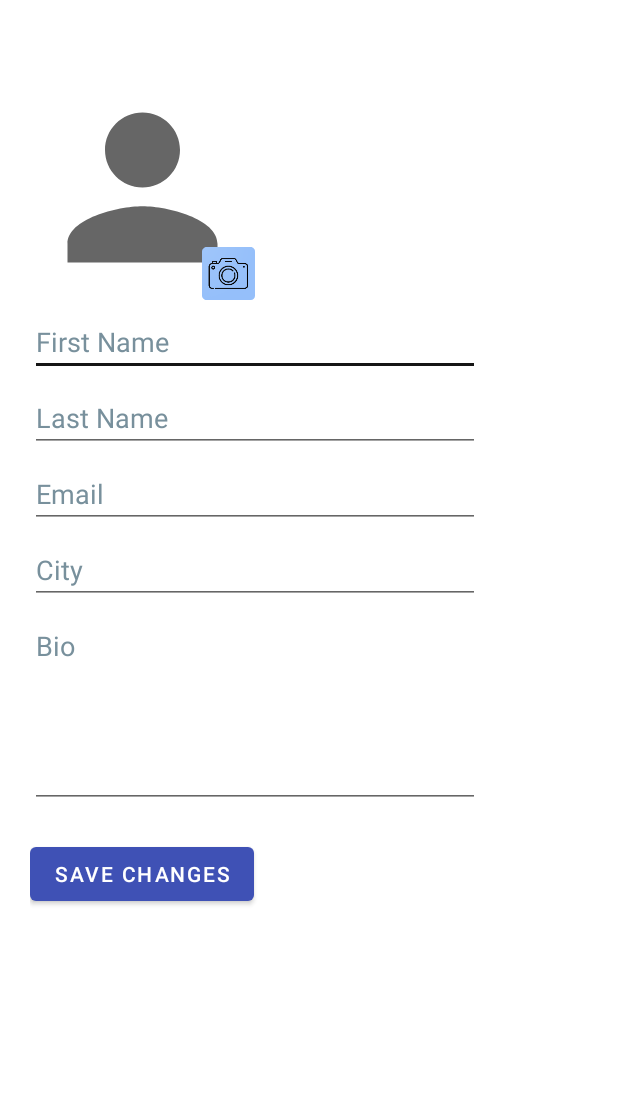
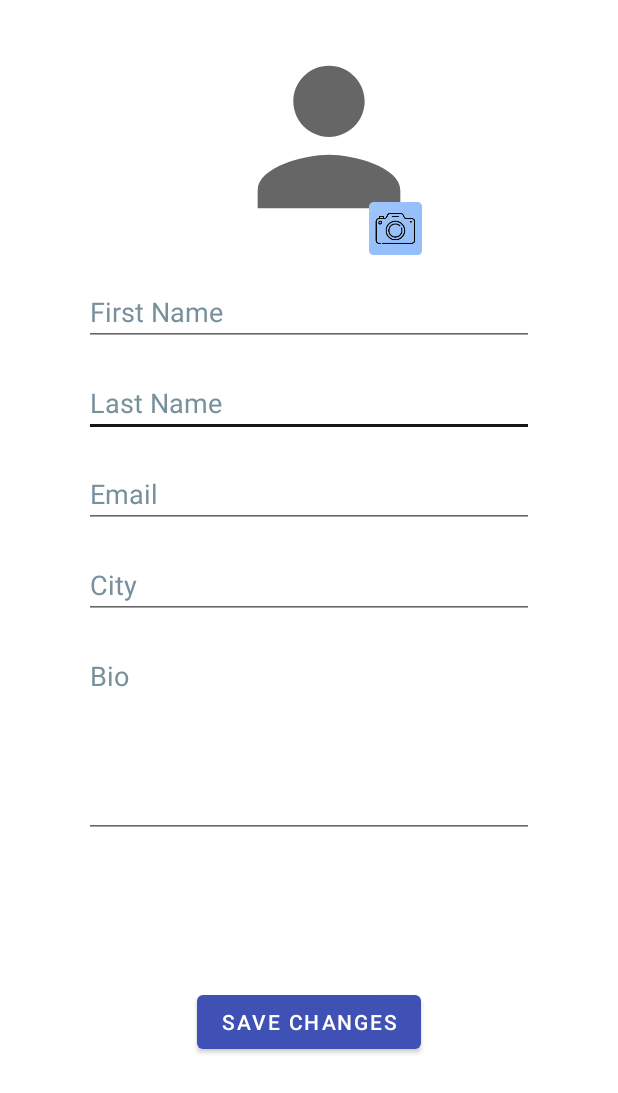
Before and after one commit to EventWithMe/EventWithMe, an Android app: the EditProfileActivity screen opened directly, with no data from a screen before it, on a phone screen of 412 x 824 dp. Shown: the top 1093 px of the screen. Run offline under Robolectric (Android 15) with nearby library versions, the phone set to English and light mode, and no system bars; libraries missing offline, so code that uses them is left out: com.parse; network calls fail; pictures from the network do not load; Roboto replaces fonts that are not available here; 7 statements that could not run were skipped.

Commit message:
fixed edit profile UI and added swipe to remove functionality to favorites

```diff
--- a/app/src/main/java/com/example/eventwithus/adapters/MyEventAdapter.java
+++ b/app/src/main/java/com/example/eventwithus/adapters/MyEventAdapter.java
@@ -67,7 +67,6 @@ public class MyEventAdapter extends RecyclerView.Adapter<MyEventAdapter.ViewHold
         private TextView tvTime_f2;
         private TextView tvVenue_f2;
         private TextView tvCity_f2;
-        private Button btnChatRsvp;
         private CardView favorites_card2;
 
         // We also create a constructor that accepts the entire item row
@@ -82,7 +81,6 @@ public class MyEventAdapter extends RecyclerView.Adapter<MyEventAdapter.ViewHold
             tvTime_f2 = itemView.findViewById(R.id.tvTime_f2);
             tvVenue_f2 = itemView.findViewById(R.id.tvVenue_f2);
             tvCity_f2 = itemView.findViewById(R.id.tvCity_f2);
-            btnChatRsvp = itemView.findViewById(R.id.btnChatRsvp);
             favorites_card2 = itemView.findViewById(R.id.favorites_card2);
 
             itemView.setOnClickListener(this);
--- a/app/src/main/java/com/example/eventwithus/fragments/RsvpFragment.java
+++ b/app/src/main/java/com/example/eventwithus/fragments/RsvpFragment.java
@@ -9,12 +9,14 @@ import androidx.annotation.NonNull;
 import androidx.annotation.Nullable;
 import androidx.appcompat.app.AppCompatActivity;
 import androidx.fragment.app.Fragment;
+import androidx.recyclerview.widget.ItemTouchHelper;
 import androidx.recyclerview.widget.LinearLayoutManager;
 import androidx.recyclerview.widget.RecyclerView;
 
 import com.example.eventwithus.R;
 import com.example.eventwithus.adapters.MyEventAdapter;
 import com.example.eventwithus.models.EventHelper;
+import com.google.android.material.snackbar.Snackbar;
 import com.parse.ParseUser;
 
 import java.util.List;
@@ -63,5 +65,53 @@ public class RsvpFragment extends Fragment {
 
         recyclerView.setAdapter(myEventAdapter);
         recyclerView.setLayoutManager(new LinearLayoutManager(getContext()));
+
+        // on below line we are creating a method to create item touch helper
+        // method for adding swipe to delete functionality.
+        // in this we are specifying drag direction and position to right
+        new ItemTouchHelper(new ItemTouchHelper.SimpleCallback(0, ItemTouchHelper.RIGHT) {
+            @Override
+            public boolean onMove(@NonNull RecyclerView recyclerView, @NonNull RecyclerView.ViewHolder viewHolder, @NonNull RecyclerView.ViewHolder target) {
+                // this method is called
+                // when the item is moved.
+                return false;
+            }
+
+            @Override
+            public void onSwiped(@NonNull RecyclerView.ViewHolder viewHolder, int direction) {
+                // this method is called when we swipe our item to right direction.
+                // on below line we are getting the item at a particular position.
+                String event = eventsList.get(viewHolder.getAdapterPosition());
+                String[] formatted = event.split(";");
+
+                // below line is to get the position
+                // of the item at that position.
+                int position = viewHolder.getAdapterPosition();
+
+                // this method is called when item is swiped.
+                // below line is to remove item from our array list.
+                // TODO: 12/9/2021 eventhelper remove this event from DB
+                eventsList.remove(viewHolder.getAdapterPosition());
+
+                // below line is to notify our item is removed from adapter.
+                myEventAdapter.notifyItemRemoved(viewHolder.getAdapterPosition());
+
+                // below line is to display our snackbar with action.
+                Snackbar.make(recyclerView, formatted[3], Snackbar.LENGTH_LONG).setAction("Undo", new View.OnClickListener() {
+                    @Override
+                    public void onClick(View v) {
+                        // adding on click listener to our action of snack bar.
+                        // below line is to add our item to array list with a position.
+                        eventsList.add(position, event);
+
+                        // below line is to notify item is
+                        // added to our adapter class.
+                        myEventAdapter.notifyItemInserted(position);
+                    }
+                }).show();
+            }
+            // at last we are adding this
+            // to our recycler view.
+        }).attachToRecyclerView(recyclerView);
     }
 }
--- a/app/src/main/res/layout/activity_edit_profile.xml
+++ b/app/src/main/res/layout/activity_edit_profile.xml
@@ -1,5 +1,5 @@
 <?xml version="1.0" encoding="utf-8"?>
-<RelativeLayout xmlns:android="http://schemas.android.com/apk/res/android"
+<androidx.constraintlayout.widget.ConstraintLayout xmlns:android="http://schemas.android.com/apk/res/android"
     xmlns:app="http://schemas.android.com/apk/res-auto"
     xmlns:tools="http://schemas.android.com/tools"
     android:layout_width="match_parent"
@@ -7,16 +7,99 @@
     android:padding="20dp"
     tools:context=".EditProfileActivity">
 
+    <EditText
+        android:id="@+id/editTextLastName"
+        android:layout_width="300dp"
+        android:layout_height="wrap_content"
+        android:layout_marginTop="15dp"
+        android:hint="@string/edit_profile_activity_hint_last_name"
+        android:importantForAutofill="no"
+        android:inputType="textPersonName"
+        android:textColorHint="#78909C"
+        app:layout_constraintEnd_toEndOf="parent"
+        app:layout_constraintStart_toStartOf="parent"
+        app:layout_constraintTop_toBottomOf="@+id/editTextFirstName" />
+
+    <EditText
+        android:id="@+id/editTextFirstName"
+        android:layout_width="300dp"
+        android:layout_height="wrap_content"
+        android:layout_marginTop="15dp"
+        android:hint="@string/edit_profile_activity_hint_first_name"
+        android:importantForAutofill="no"
+        android:inputType="textPersonName"
+        android:textColorHint="#78909C"
+        app:layout_constraintEnd_toEndOf="parent"
+        app:layout_constraintStart_toStartOf="parent"
+        app:layout_constraintTop_toBottomOf="@+id/layoutEditProfilePicture" />
+
+    <EditText
+        android:id="@+id/editTextEmail"
+        android:layout_width="300dp"
+        android:layout_height="wrap_content"
+        android:layout_marginTop="15dp"
+        android:hint="@string/edit_profile_activity_hint_email"
+        android:importantForAutofill="no"
+        android:inputType="textEmailAddress"
+        android:textColorHint="#78909C"
+        app:layout_constraintEnd_toEndOf="parent"
+        app:layout_constraintStart_toStartOf="parent"
+        app:layout_constraintTop_toBottomOf="@+id/editTextLastName" />
+
+    <EditText
+        android:id="@+id/editTextCity"
+        android:layout_width="300dp"
+        android:layout_height="wrap_content"
+        android:layout_marginTop="15dp"
+        android:hint="@string/edit_profile_activity_hint_city"
+        android:importantForAutofill="no"
+        android:inputType="textPersonName"
+        android:textColorHint="#78909C"
+        app:layout_constraintEnd_toEndOf="parent"
+        app:layout_constraintStart_toStartOf="parent"
+        app:layout_constraintTop_toBottomOf="@+id/editTextEmail" />
+
+    <Button
+        android:id="@+id/btnSaveProfile"
+        android:layout_width="wrap_content"
+        android:layout_height="wrap_content"
+        android:text="@string/edit_profile_activity_button_save_changes"
+        app:layout_constraintBottom_toBottomOf="parent"
+        app:layout_constraintEnd_toEndOf="parent"
+        app:layout_constraintStart_toStartOf="parent"
+        app:layout_constraintTop_toBottomOf="@+id/editTextBio" />
+
+    <EditText
+        android:id="@+id/editTextBio"
+        android:layout_width="300dp"
+        android:layout_height="wrap_content"
+        android:gravity="start|top"
+        android:hint="@string/edit_profile_activity_hint_bio"
+        android:importantForAutofill="no"
+        android:inputType="textMultiLine"
+        android:lines="5"
+        android:textColorHint="#78909C"
+        app:layout_constraintEnd_toEndOf="parent"
+        app:layout_constraintStart_toStartOf="parent"
+        app:layout_constraintTop_toBottomOf="@+id/editTextCity"
+        android:layout_marginTop="15dp" />
+
     <RelativeLayout
         android:id="@+id/layoutEditProfilePicture"
         android:layout_width="@dimen/profile_fragment_pfp_width"
         android:layout_height="@dimen/profile_fragment_pfp_height"
-        android:layout_marginTop="30dp">
+        app:layout_constraintEnd_toEndOf="parent"
+        app:layout_constraintStart_toStartOf="parent"
+        app:layout_constraintTop_toTopOf="parent">
 
         <androidx.appcompat.widget.AppCompatImageView
             android:id="@+id/imageViewEditProfilePicture"
             android:layout_width="match_parent"
             android:layout_height="match_parent"
+            android:layout_alignParentEnd="true"
+            android:layout_alignParentBottom="true"
+            android:layout_marginEnd="-26dp"
+            android:layout_marginBottom="7dp"
             android:contentDescription="@string/edit_profile_activity_content_desc_profile_picture"
             android:src="@drawable/ic_baseline_person_24"
             tools:srcCompat="@tools:sample/avatars" />
@@ -27,77 +110,12 @@
             android:layout_height="35dp"
             android:layout_alignParentEnd="true"
             android:layout_alignParentBottom="true"
+            android:layout_marginEnd="0dp"
+            android:layout_marginBottom="0dp"
             android:background="@drawable/bg_circle_button"
             android:contentDescription="@string/edit_profile_activity_content_desc_edit_profile_picture"
             app:srcCompat="@mipmap/ic_pfp_camera_round" />
 
     </RelativeLayout>
 
-    <EditText
-        android:id="@+id/editTextFirstName"
-        android:layout_width="300dp"
-        android:layout_height="wrap_content"
-        android:layout_below="@+id/layoutEditProfilePicture"
-        android:layout_marginTop="5dp"
-        android:hint="@string/edit_profile_activity_hint_first_name"
-        android:importantForAutofill="no"
-        android:inputType="textPersonName"
-        android:textColorHint="#78909C" />
-
-    <EditText
-        android:id="@+id/editTextLastName"
-        android:layout_width="300dp"
-        android:layout_height="wrap_content"
-        android:layout_below="@+id/editTextFirstName"
-        android:layout_marginTop="5dp"
-        android:hint="@string/edit_profile_activity_hint_last_name"
-        android:importantForAutofill="no"
-        android:inputType="textPersonName"
-        android:textColorHint="#78909C" />
-
-    <EditText
-        android:id="@+id/editTextEmail"
-        android:layout_width="300dp"
-        android:layout_height="wrap_content"
-        android:layout_below="@+id/editTextLastName"
-        android:layout_marginTop="5dp"
-        android:hint="@string/edit_profile_activity_hint_email"
-        android:importantForAutofill="no"
-        android:inputType="textEmailAddress"
-        android:textColorHint="#78909C" />
-
-    <EditText
-        android:id="@+id/editTextCity"
-        android:layout_width="300dp"
-        android:layout_height="wrap_content"
-        android:layout_below="@+id/editTextEmail"
-        android:layout_marginTop="5dp"
-        android:hint="@string/edit_profile_activity_hint_city"
-        android:importantForAutofill="no"
-        android:inputType="textPersonName"
-        android:textColorHint="#78909C" />
-
-    <Button
-        android:id="@+id/btnSaveProfile"
-        android:layout_width="wrap_content"
-        android:layout_height="wrap_content"
-        android:layout_below="@+id/editTextBio"
-        android:layout_marginTop="20dp"
-        android:text="@string/edit_profile_activity_button_save_changes" />
-
-    <EditText
-        android:id="@+id/editTextBio"
-        android:layout_width="wrap_content"
-        android:layout_height="wrap_content"
-        android:layout_below="@+id/editTextCity"
-        android:layout_alignEnd="@+id/editTextCity"
-        android:layout_alignParentStart="true"
-        android:layout_marginTop="5dp"
-        android:gravity="start|top"
-        android:hint="@string/edit_profile_activity_hint_bio"
-        android:inputType="textMultiLine"
-        android:lines="5"
-        android:textColorHint="#78909C"
-        android:importantForAutofill="no" />
-
-</RelativeLayout>
+</androidx.constraintlayout.widget.ConstraintLayout>
--- a/app/src/main/res/layout/fragment_favorites.xml
+++ b/app/src/main/res/layout/fragment_favorites.xml
@@ -18,6 +18,7 @@
         android:layout_width="0dp"
         android:layout_height="0dp"
         android:layout_marginBottom="56dp"
+        android:background="#A9C5F4"
         android:padding="8dp"
         app:layout_constraintBottom_toBottomOf="parent"
         app:layout_constraintEnd_toEndOf="parent"
--- a/app/src/main/res/layout/fragment_profile.xml
+++ b/app/src/main/res/layout/fragment_profile.xml
@@ -109,7 +109,7 @@
         android:layout_height="wrap_content"
         android:layout_below="@+id/layoutProfileInfo"
         android:layout_centerHorizontal="true"
-        android:layout_marginTop="10dp">
+        android:layout_marginTop="22dp">
 
         <RelativeLayout
             android:id="@+id/layoutEventsAttended"
@@ -199,10 +199,11 @@
         android:id="@+id/buttonResetPassword"
         android:layout_width="wrap_content"
         android:layout_height="wrap_content"
-        android:layout_above="@+id/dividerActionBarHeight"
+        android:layout_below="@+id/layoutProfileStats"
         android:layout_alignParentStart="true"
-        android:layout_marginStart="20dp"
-        android:layout_marginBottom="20dp"
+        android:layout_centerHorizontal="true"
+        android:layout_marginStart="128dp"
+        android:layout_marginTop="48dp"
         android:text="@string/profile_fragment_button_edit_password" />
 
     <Button
@@ -210,9 +211,12 @@
         android:layout_width="wrap_content"
         android:layout_height="wrap_content"
         android:layout_above="@+id/dividerActionBarHeight"
+        android:layout_below="@+id/buttonResetPassword"
         android:layout_alignParentEnd="true"
-        android:layout_marginEnd="20dp"
-        android:layout_marginBottom="20dp"
+        android:layout_centerHorizontal="true"
+        android:layout_marginTop="30dp"
+        android:layout_marginEnd="158dp"
+        android:layout_marginBottom="34dp"
         android:text="@string/profile_fragment_button_logout" />
 
     <View
```
